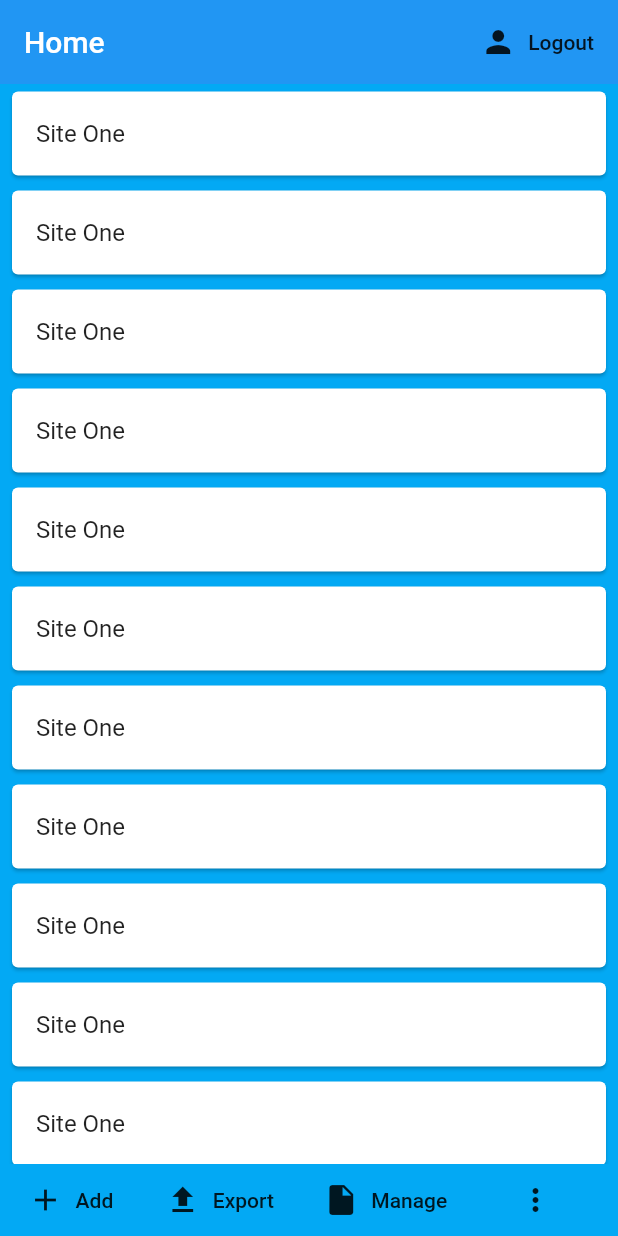
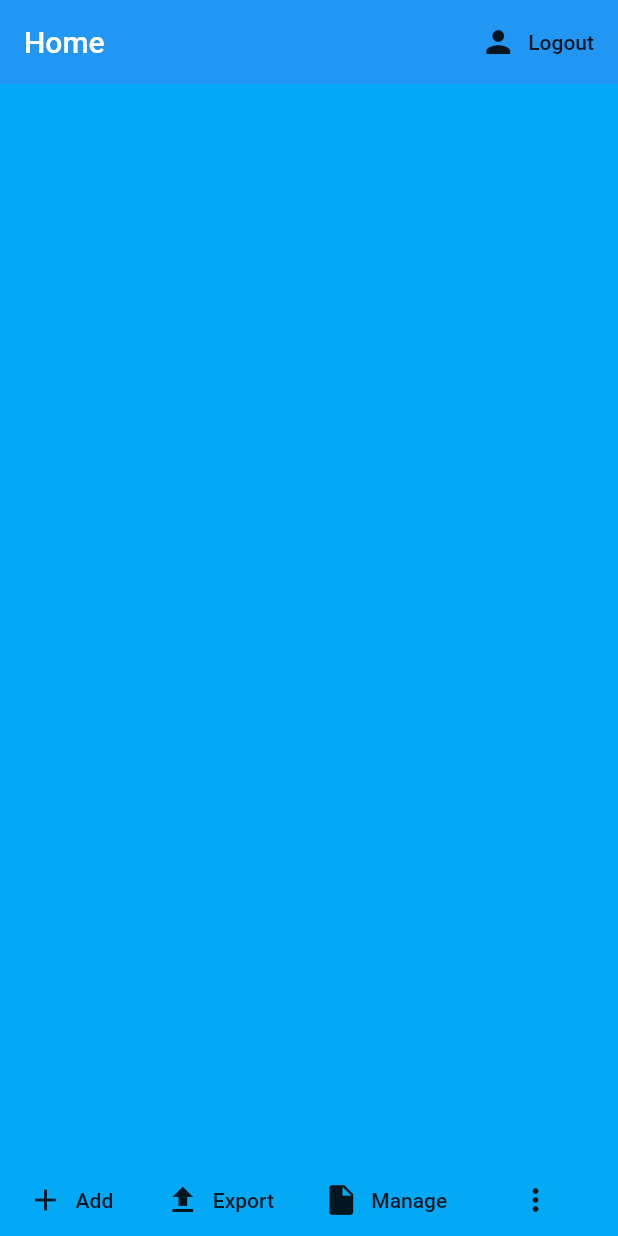
Before and after one commit to Open-Source-Agriculture/soil_mate_old, a Flutter app: the screen it shows once a user with an empty profile is signed in, on a phone screen of 412 x 824 dp. Run offline on Flutter 3.47's test engine with Material 2 defaults, Android fonts, the phone set to English and light mode, and no system bars; our stand-ins replace firebase_auth, google_maps_flutter, hive, location; accounts and stored records are empty.

Commit message:
Load sites to card list

```diff
--- a/lib/screens/home/home.dart
+++ b/lib/screens/home/home.dart
@@ -7,12 +7,28 @@ import 'package:texture_app/services/site_database.dart';
 import 'package:texture_app/models/site.dart';
 import 'package:texture_app/models/common_keys.dart';
 
+
 class Home extends StatelessWidget {
 
   final AuthService _auth = AuthService();
 
   @override
   Widget build(BuildContext context) {
+
+
+//    Site iSite = Site(
+//        name: "Heph Paddock",
+//        classification: "aus",
+//        rawSamples: []
+//    );
+//    bool alreadySite = saveSite(iSite);
+//    if (alreadySite){
+//      print("Cant use this name; already exists");
+//    }
+    List<Site> allSites =  getSites();
+    print(allSites);
+    List<dynamic> allSitesNames = allSites.map((s) => s.name).toList();
+    print(allSitesNames);
 
     return Container(
       child: Scaffold(
@@ -30,29 +46,17 @@ class Home extends StatelessWidget {
           ],
         ),
         body: ListView.builder(
-            // itemCount: locations.length,
+            itemCount: allSites.length,
             itemBuilder: (context, index){
               return Padding(
                 padding: const EdgeInsets.symmetric(vertical: 1.0, horizontal: 4.0),
                 child: Card(
                   child: ListTile(
                     onTap: () {
-                      Site iSite = Site(
-                        name: "Bobs Paddock",
-                        classification: "aus",
-                        rawSamples: []
-                      );
-                      bool alreadySite = saveSite(iSite);
-                      if (alreadySite){
-                        print("Cant use this name; already exists");
-                      }
-//                      List<Site> allSites =  getSites();
-//                      print(allSites);
-//                      List<String> allSitesNames = allSites.map((s) => s.name).toList();
-//                      print(allSitesNames);
+
                     },
                     // title: Text(locations[index].location),
-                    title: Text("Site One"),
+                    title: Text(allSites[index].name),
                     /*leading: Text('1') CircleAvatar(
                       backgroundImage: AssetImage('assets/${locations[index].flag}'),
                     ),*/
```
